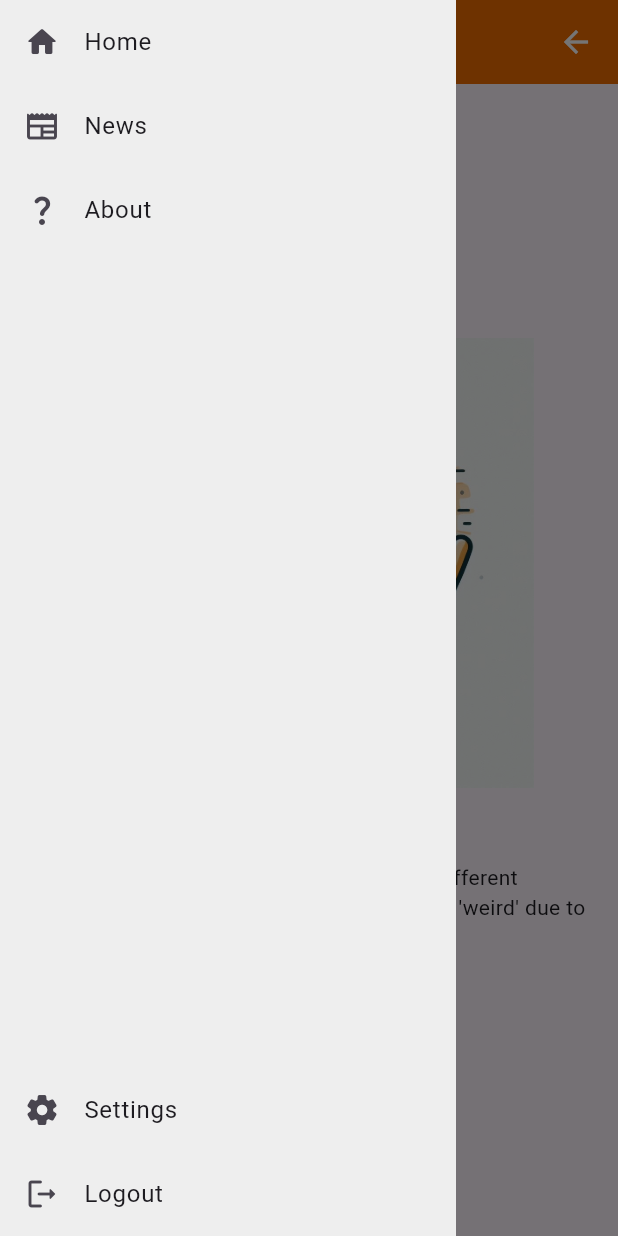
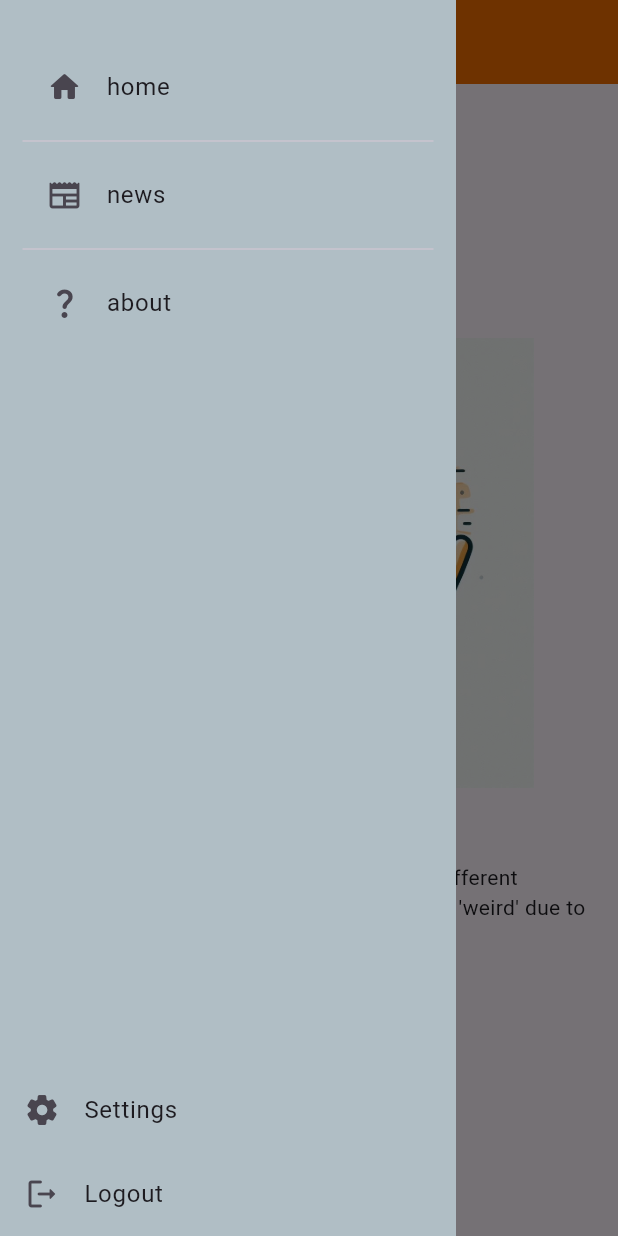
Before and after one commit to p0tatoes/flutter_practice_project, a Flutter app: the AboutScreenSmall screen opened directly, with the side drawer open, on a phone screen of 412 x 824 dp. Run offline on Flutter 3.47's test engine with Material 3 defaults, Android fonts, the light colour scheme and no system bars; our stand-ins replace font_awesome_flutter.

Commit message:
fix: fixed app breaking when switching screens on regular size view

```diff
--- a/lib/screens/about_screen.dart
+++ b/lib/screens/about_screen.dart
@@ -1,3 +1,5 @@
+import 'package:basic_widgets_moderate/widgets/nav_bar.dart';
+import 'package:basic_widgets_moderate/widgets/up_bar.dart';
 import 'package:flutter/material.dart';
 
 class AboutScreenSmall extends StatelessWidget {
@@ -6,69 +8,15 @@ class AboutScreenSmall extends StatelessWidget {
   @override
   Widget build(BuildContext context) {
     return Scaffold(
-      appBar: AppBar(
-        backgroundColor: Colors.orange[800],
-        iconTheme: const IconThemeData(color: Colors.white),
-        title: Row(
-          children: [
-            Text(
-              "BORGIR",
-              style: TextStyle(
-                  fontSize: 25.0,
-                  fontWeight: FontWeight.w900,
-                  color: Colors.white),
-            ),
-            Expanded(
-              child: SizedBox(),
-            ),
-            InkWell(
-              child: Icon(Icons.arrow_back),
-              onTap: () {
-                Navigator.popUntil(context, ModalRoute.withName("/home"));
-              },
-            ),
-          ],
-        ),
-        centerTitle: false,
-      ),
+      appBar: uppBar(title: "About"),
       drawer: Drawer(
-        backgroundColor: Colors.grey[200],
+        backgroundColor: Colors.blueGrey[200],
         shape: const RoundedRectangleBorder(borderRadius: BorderRadius.zero),
         child: Column(
           children: [
-            const ListTile(
-              leading: Icon(Icons.home_rounded),
-              title: Text("Home"),
+            Expanded(
+              child: NavBar(),
             ),
-            const ListTile(
-              leading: Icon(Icons.newspaper_rounded),
-              title: Text("News"),
-            ),
-            const ListTile(
-              leading: Icon(Icons.question_mark_rounded),
-              title: Text("About"),
-            ),
-            Expanded(
-              child: Align(
-                alignment: FractionalOffset.bottomCenter,
-                child: Column(
-                  mainAxisAlignment: MainAxisAlignment.end,
-                  children: [
-                    ListTile(
-                      leading: Icon(Icons.settings_rounded),
-                      title: Text("Settings"),
-                    ),
-                    ListTile(
-                      onTap: () {
-                        Navigator.popUntil(context, ModalRoute.withName("/"));
-                      },
-                      leading: Icon(Icons.logout_rounded),
-                      title: Text("Logout"),
-                    ),
-                  ],
-                ),
-              ),
-            )
           ],
         ),
       ),
@@ -99,43 +47,18 @@ class AboutScreen extends StatelessWidget {
   @override
   Widget build(BuildContext context) {
     return Scaffold(
-      appBar: AppBar(
-        backgroundColor: Colors.orange[800],
-        iconTheme: const IconThemeData(color: Colors.white),
-        title: const Text(
-          "BORGIR",
-          style: TextStyle(
-              fontSize: 25.0, fontWeight: FontWeight.w900, color: Colors.white),
-        ),
-        centerTitle: false,
-      ),
+      appBar: uppBar(title: "About", isMobile: false),
       body: Row(
         crossAxisAlignment: CrossAxisAlignment.start,
         children: [
           Container(
             width: 300.0,
-            color: Colors.grey[200],
-            child: const Column(
+            color: Colors.blueGrey[200],
+            child: Column(
               children: [
-                ListTile(
-                  leading: Icon(Icons.home_rounded),
-                  title: Text("Home"),
-                ),
-                ListTile(
-                  leading: Icon(Icons.newspaper_rounded),
-                  title: Text("News"),
-                ),
-                ListTile(
-                  leading: Icon(Icons.question_mark_rounded),
-                  title: Text("About"),
-                ),
                 Expanded(
-                  child: Align(
-                    alignment: FractionalOffset.bottomCenter,
-                    child: ListTile(
-                      leading: Icon(Icons.settings_rounded),
-                      title: Text("Settings"),
-                    ),
+                  child: NavBar(
+                    isMobile: false,
                   ),
                 ),
               ],
--- a/lib/widgets/nav_bar.dart
+++ b/lib/widgets/nav_bar.dart
@@ -2,12 +2,13 @@ import 'package:flutter/material.dart';
 import 'package:flutter/widgets.dart';
 
 class NavBar extends StatelessWidget {
-  NavBar({super.key});
+  NavBar({super.key, this.isMobile = true});
+  final bool isMobile;
 
   final List<Map<String, dynamic>> routes = [
+    {"icon": Icons.home_rounded, "name": "home", "path": "/home"},
     {"icon": Icons.newspaper_rounded, "name": "news", "path": "/news"},
     {"icon": Icons.question_mark_rounded, "name": "about", "path": "/about"},
-    {"icon": Icons.home_rounded, "name": "home", "path": "/home"},
   ];
 
   @override
@@ -24,8 +25,11 @@ class NavBar extends StatelessWidget {
                   leading: Icon(routes[index]["icon"]),
                   title: Text(routes[index]["name"]),
                   onTap: () {
-                    Navigator.pop(context);
-                    Navigator.pushNamed(context, routes[index]["path"]);
+                    if (isMobile) {
+                      Navigator.pop(context);
+                    }
+                    // Navigator.pushNamed(context, routes[index]["path"]);
+                    Navigator.popAndPushNamed(context, routes[index]["path"]);
                   },
                 );
               } else {
--- /dev/null
+++ b/lib/widgets/up_bar.dart
@@ -0,0 +1,15 @@
+import 'package:flutter/material.dart';
+
+AppBar uppBar({required String title, bool isMobile = true}) {
+  return AppBar(
+    automaticallyImplyLeading: isMobile,
+    backgroundColor: Colors.orange[800],
+    iconTheme: const IconThemeData(color: Colors.white),
+    title: Text(
+      title,
+      style: TextStyle(
+          fontSize: 25.0, fontWeight: FontWeight.w900, color: Colors.white),
+    ),
+    centerTitle: false,
+  );
+}
```
Also changed, not shown: lib/screens/index_screen.dart (+6 -21 lines).
